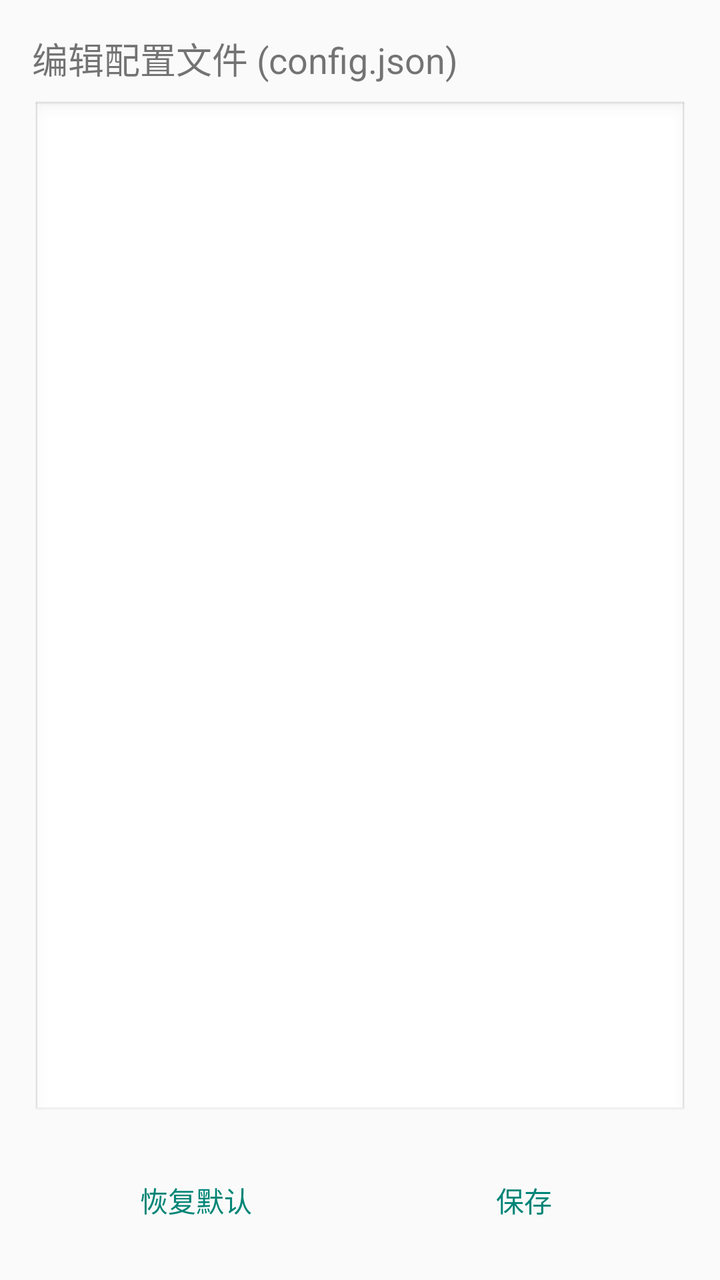
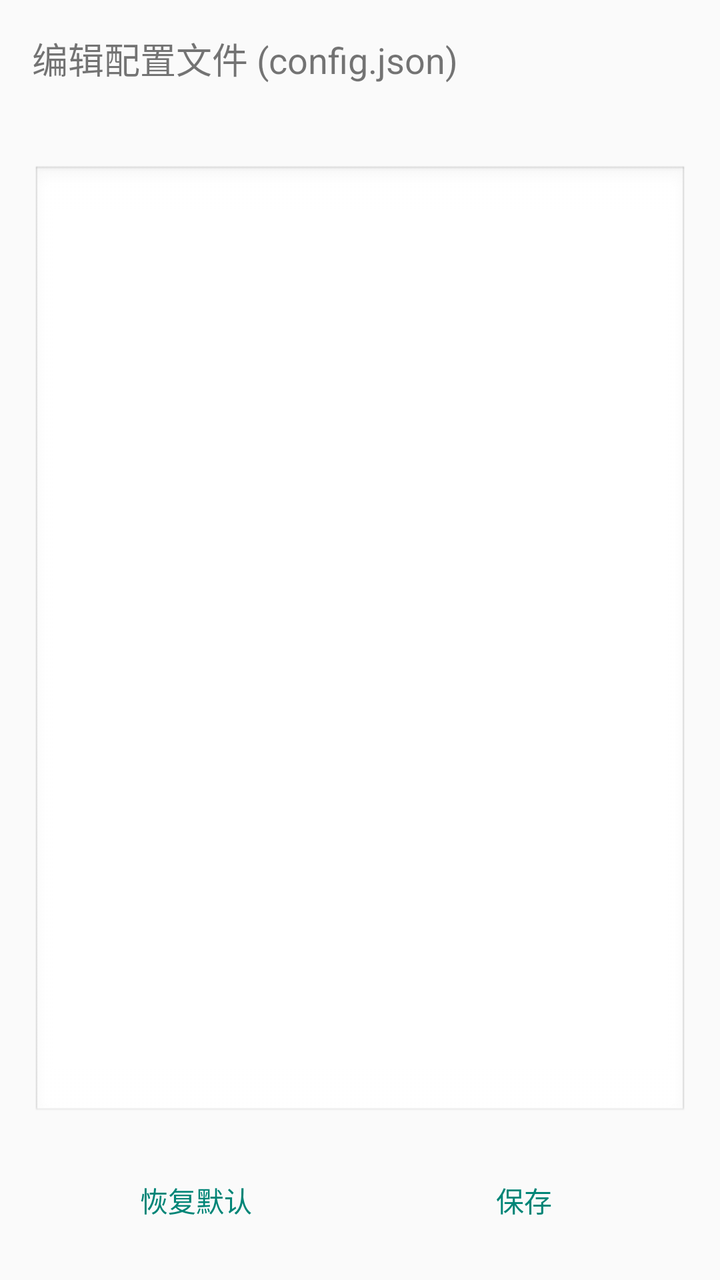

Two renders of the same Android screen: before a commit and after it. Below are the layout's source before the change and the commit's diff.
<!-- AndroidManifest.xml: application theme Theme.AppCompat.Light -->
<!-- res/layout/activity_advanced_settings.xml -->
<?xml version="1.0" encoding="utf-8"?>
<LinearLayout xmlns:android="http://schemas.android.com/apk/res/android"
    android:layout_width="match_parent"
    android:layout_height="match_parent"
    android:orientation="vertical"
    android:padding="16dp">

    <TextView
        android:layout_width="match_parent"
        android:layout_height="wrap_content"
        android:text="编辑配置文件 (config.json)"
        android:textSize="18sp"
        android:paddingBottom="8dp"/>

    <EditText
        android:id="@+id/jsonEditor"
        android:layout_width="match_parent"
        android:layout_height="0dp"
        android:layout_weight="1"
        android:background="@android:drawable/edit_text"
        android:gravity="top|start"
        android:inputType="textMultiLine"
        android:padding="8dp"
        android:scrollbars="vertical"
        android:textAppearance="@style/TextAppearance.AppCompat.Small"
        android:fontFamily="monospace"/>

    <LinearLayout
        android:layout_width="match_parent"
        android:layout_height="wrap_content"
        android:orientation="horizontal"
        android:layout_marginTop="16dp">

        <Button
            android:id="@+id/restoreDefaultsButton"
            android:layout_width="0dp"
            android:layout_height="wrap_content"
            android:layout_weight="1"
            android:text="恢复默认"
            style="?android:attr/buttonBarButtonStyle" />

        <Button
            android:id="@+id/saveButton"
            android:layout_width="0dp"
            android:layout_height="wrap_content"
            android:layout_weight="1"
            android:text="保存"
            style="?android:attr/buttonBarButtonStyle" />
    </LinearLayout>

</LinearLayout>
<!-- resources referenced by this layout -->
<resources>

</resources>

<!-- the commit's change to res/layout/activity_advanced_settings.xml (unified diff, before → after) -->
@@ -11,6 +11,17 @@
         android:text="编辑配置文件 (config.json)"
         android:textSize="18sp"
         android:paddingBottom="8dp"/>
+
+    <TextView
+        android:id="@+id/configPathText"
+        android:layout_width="match_parent"
+        android:layout_height="wrap_content"
+        android:layout_marginBottom="12dp"
+        android:autoLink="none"
+        android:paddingBottom="4dp"
+        android:textColor="#666666"
+        android:textSize="12sp"
+        android:textIsSelectable="true" />
 
     <EditText
         android:id="@+id/jsonEditor"
